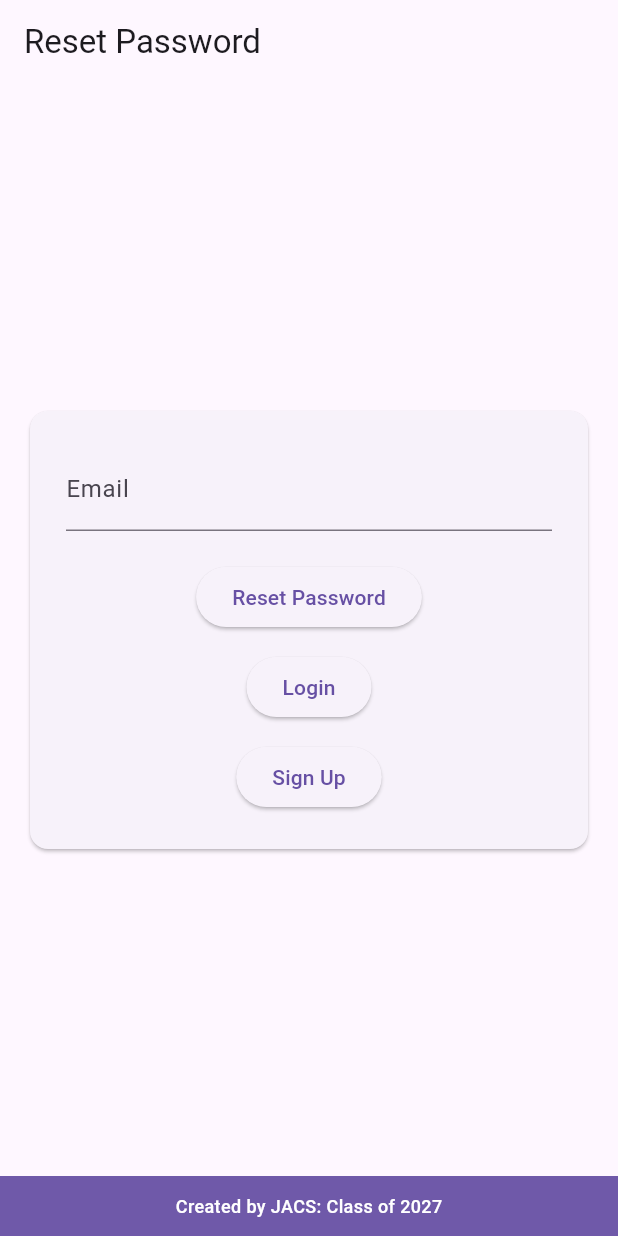
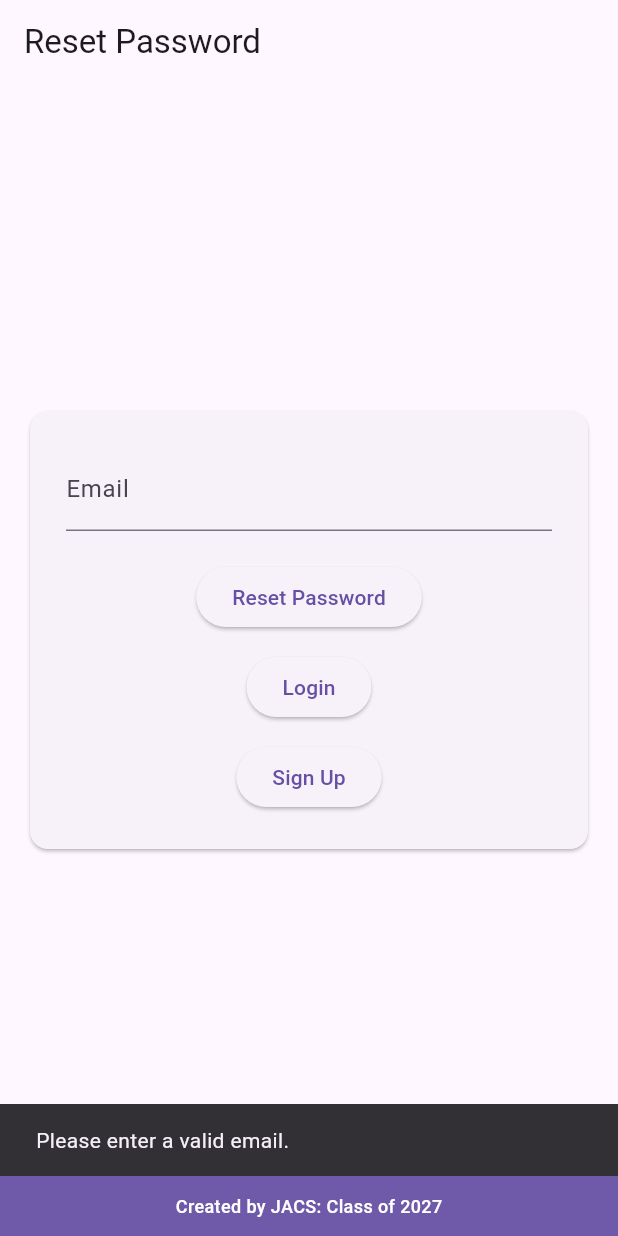
Before and after one commit to jasminepalit/served, a Flutter app: the ResetPassword screen opened directly, after a tap on "Reset Password", on a phone screen of 412 x 824 dp. Run offline on Flutter 3.47's test engine with Material 3 defaults, Android fonts, the phone set to English and light mode, and no system bars; our stand-ins replace cloud_firestore, cloud_functions, firebase_auth, firebase_core, firebase_storage, flutter_svg and 1 more; accounts and stored records are empty.

Commit message:
Made it so only valid emails are accepted everywhere

```diff
--- a/lib/ResetPassword.dart
+++ b/lib/ResetPassword.dart
@@ -43,11 +43,29 @@ class _ResetPasswordState extends State<ResetPassword> {
                 children: [
                   TextField(
                     controller: _emailController,
-                    decoration: const InputDecoration(labelText: 'Email'),
+                    keyboardType: TextInputType.emailAddress,
+                    onChanged: (_) => setState(() {}),
+                    decoration: InputDecoration(
+                      labelText: 'Email',
+                      errorText:
+                          _emailController.text.isNotEmpty &&
+                              !isValidEmail(_emailController.text)
+                          ? 'Enter a valid email'
+                          : null,
+                    ),
                   ),
                   const SizedBox(height: 20),
                   ElevatedButton(
                     onPressed: () async {
+                      if (!isValidEmail(_emailController.text)) {
+                        ScaffoldMessenger.of(context).showSnackBar(
+                          const SnackBar(
+                            content: Text('Please enter a valid email.'),
+                          ),
+                        );
+                        return;
+                      }
+
                       await resetUserPassword(_emailController.text.trim());
                     },
                     child: const Text('Reset Password'),
--- a/lib/VolunteerFormPage.dart
+++ b/lib/VolunteerFormPage.dart
@@ -1,14 +1,13 @@
 import 'package:flutter/material.dart';
 import 'package:cloud_firestore/cloud_firestore.dart';
 import 'package:firebase_auth/firebase_auth.dart';
-import 'MainScreen.dart';
+import 'package:firebase_storage/firebase_storage.dart';
+import 'package:flutter_svg/svg.dart';
 import 'package:signature/signature.dart';
 import 'dart:developer';
 import 'dart:typed_data';
-import 'package:flutter/material.dart';
-import 'package:flutter_svg/svg.dart';
-import 'package:signature/signature.dart';
-import 'package:firebase_storage/firebase_storage.dart';
+import 'MainScreen.dart';
+import 'auth_helpers.dart';
 
 const Color kPrimaryColor = Color(0xFF5128B5);
 const Color kSecondaryColor = Color(0xFF758BFD);
@@ -115,6 +114,13 @@ class _VolunteerFormPageState extends State<VolunteerFormPage> {
     if (!_isHoursValid) {
       ScaffoldMessenger.of(context).showSnackBar(
         const SnackBar(content: Text('Maximum 100 hours per submission.')),
+      );
+      return;
+    }
+
+    if (!isValidEmail(advisorEmail)) {
+      ScaffoldMessenger.of(context).showSnackBar(
+        const SnackBar(content: Text('Please enter a valid advisor email.')),
       );
       return;
     }
--- a/lib/auth_helpers.dart
+++ b/lib/auth_helpers.dart
@@ -33,6 +33,12 @@ Future<String> loadUserStatus({String? uid}) async {
     print("Error fetching user status: $e");
   }
   return 'active';
+}
+
+bool isValidEmail(String email) {
+  final trimmed = email.trim();
+  if (trimmed.isEmpty) return false;
+  return RegExp(r'^[^@\s]+@[^@\s]+\.[^@\s]+$').hasMatch(trimmed);
 }
 
 bool isValidPassword(String password) {
@@ -122,6 +128,11 @@ Future<User?> signUp(
   String yearOfGraduation,
 ) async {
   print("Received sign up request for email: $email");
+  if (!isValidEmail(email)) {
+    print('Email address is not valid.');
+    return null;
+  }
+
   if (!isValidPassword(password)) {
     print('Password does not meet the required strength requirements.');
     return null;
@@ -154,6 +165,11 @@ Future<User?> signUp(
 }
 
 Future<User?> signIn(String email, String password) async {
+  if (!isValidEmail(email)) {
+    print('Email address is not valid.');
+    return null;
+  }
+
   try {
     final credential = await FirebaseAuth.instance.signInWithEmailAndPassword(
       email: email,
@@ -246,6 +262,11 @@ Future<double> fetchSpecificStudentHighNeedsHours(uid) async {
 }
 
 Future<void> resetUserPassword(String email) async {
+  if (!isValidEmail(email)) {
+    print('Email address is not valid.');
+    return;
+  }
+
   try {
     // Call the Firebase method to send the reset link
     await FirebaseAuth.instance.sendPasswordResetEmail(email: email.trim());
```
Also changed, not shown: lib/ActivityFormPage.dart (+2 -8 lines), lib/LoginPage.dart (+22 -2 lines), lib/SignUpPage.dart (+11 -2 lines), lib/StudentActivityPage.dart (+31 -12 lines), 1 other file.
